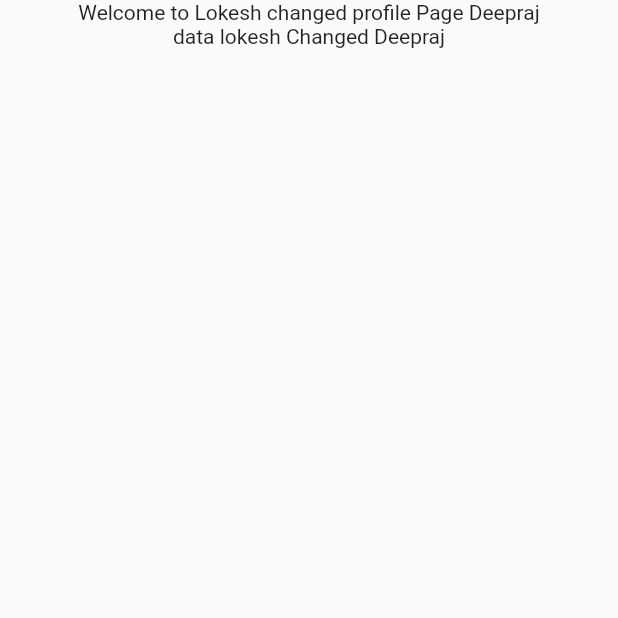
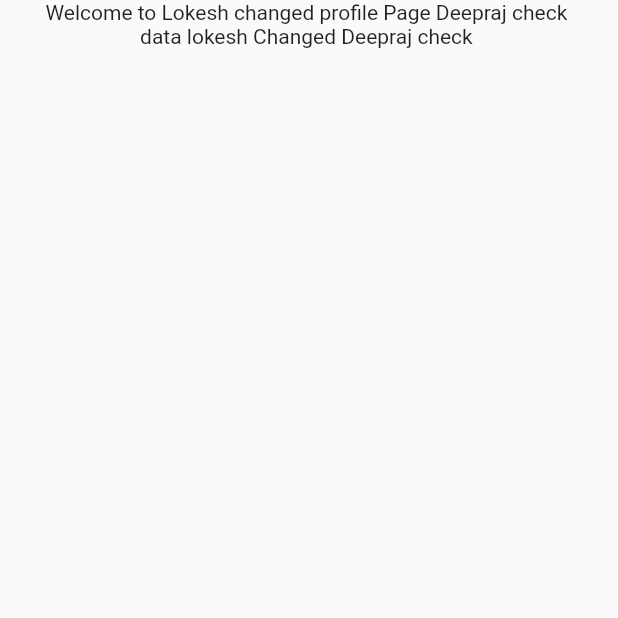
Before and after one commit to lokeshbsyelloskye/demo_repository, a Flutter app: the ProfileScreen screen opened directly, on a phone screen of 412 x 824 dp, the top half of it. Run offline on Flutter 3.47's test engine with Material 2 defaults, Android fonts, the phone set to English and light mode, and no system bars.

Commit message:
DEEPRAJ DEVIKAR - REFACTOR: changes again in profile.dart

```diff
--- a/lib/profile.dart
+++ b/lib/profile.dart
@@ -14,8 +14,8 @@
       body: Center(
         child: Column(
           children: const [
-            Text("Welcome to Lokesh changed profile Page Deepraj"),
-            Text('data lokesh Changed Deepraj'),
+            Text("Welcome to Lokesh changed profile Page Deepraj check "),
+            Text('data lokesh Changed Deepraj check '),
           ],
         ),
       ),
```
